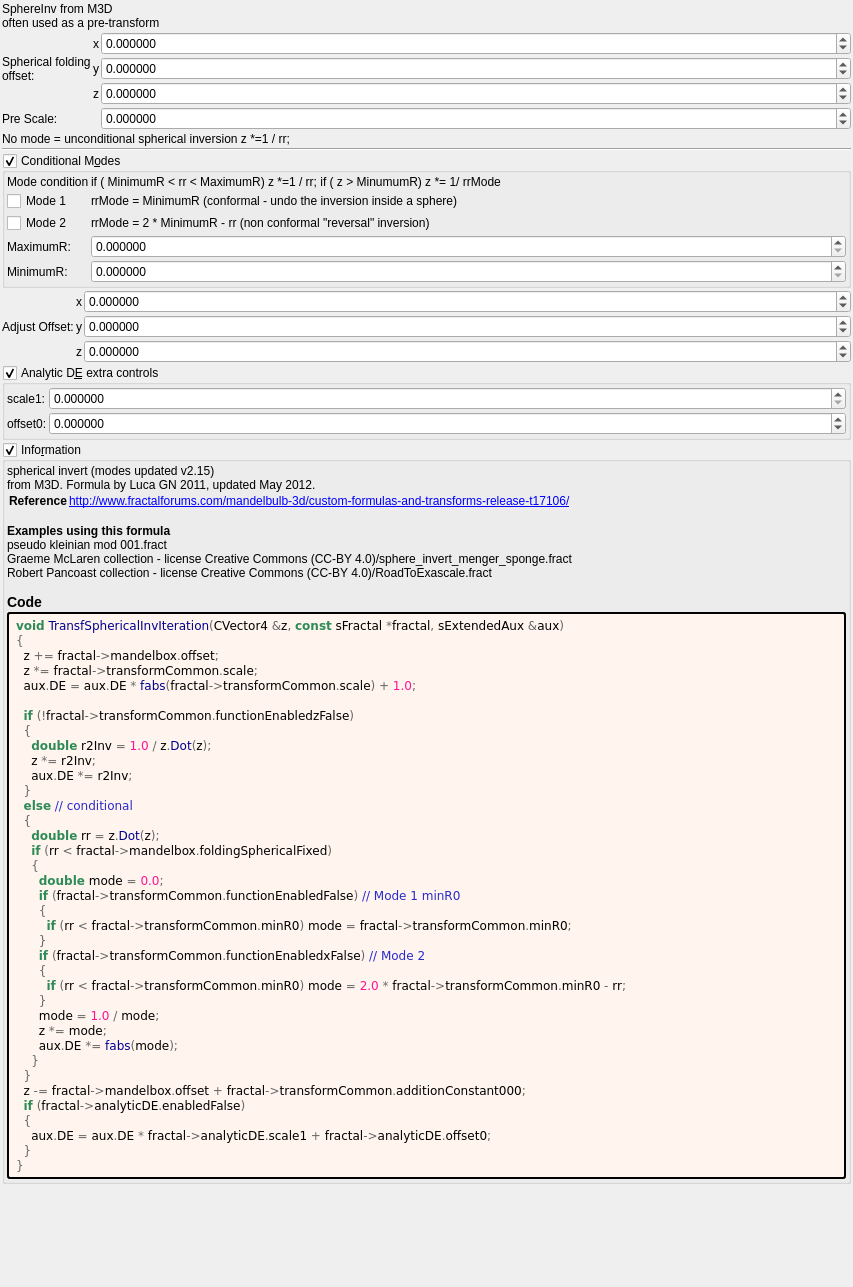
The window that mandelbulber2/formula/ui/transf_spherical_inv.ui (buddhi1980/mandelbulber2) describes before a commit, drawn with Qt 5.
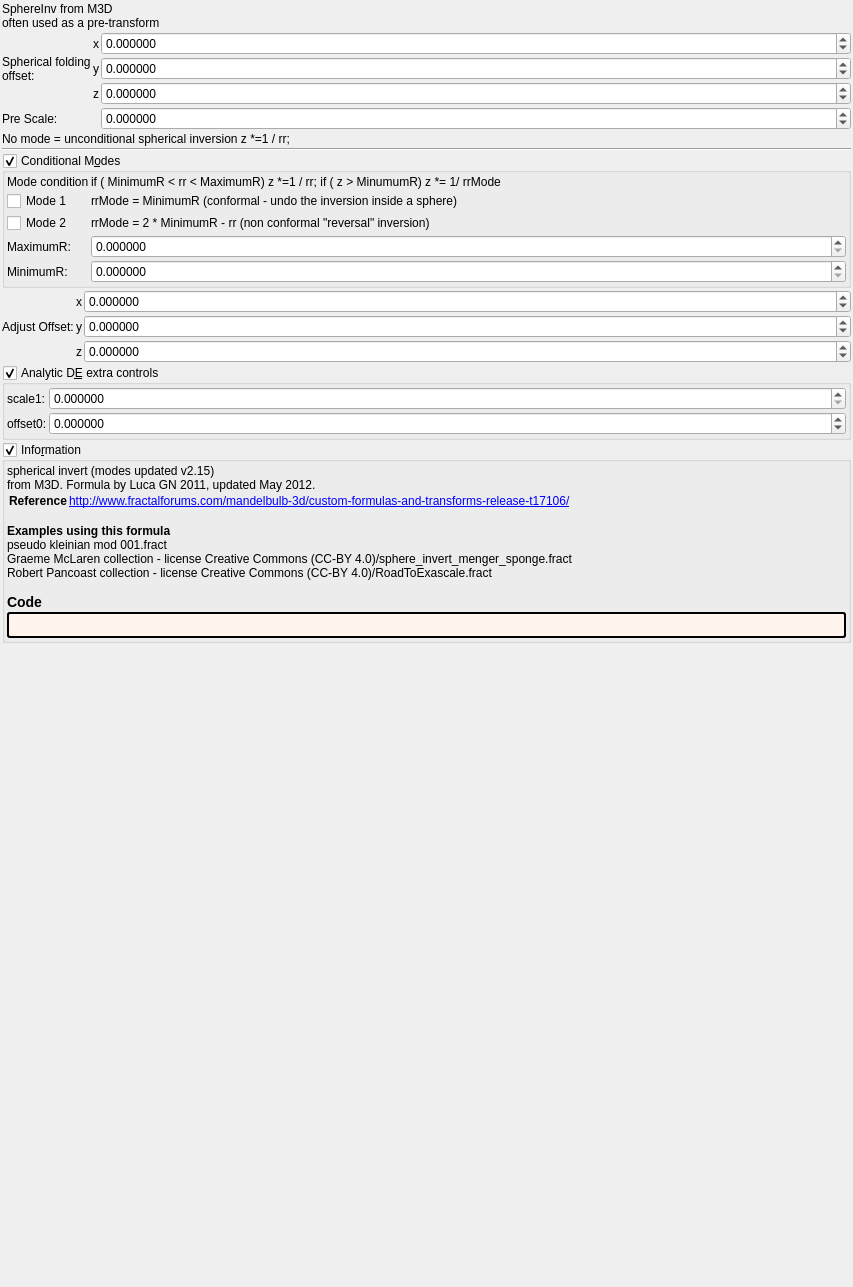
The same window after the commit. Custom widgets are drawn as their Qt base class.

```diff
--- a/mandelbulber2/formula/ui/transf_spherical_inv.ui
+++ b/mandelbulber2/formula/ui/transf_spherical_inv.ui
@@ -668,46 +668,7 @@
          <string notr="true">border-style: outset; border-width: 2px; border-radius: 3px; border-color: black; background-color: #fff5ee; padding: 4px;</string>
         </property>
         <property name="text">
-         <string notr="true">&lt;body style=&quot;background-color:#fff5ee&quot;&gt;
-&lt;pre style=&quot;color:#000000; background-color:#fff5ee;  font-family:'Courier New',monospace;&quot;&gt;&lt;span style=&quot;color:#2e8b57; font-weight:bold&quot;&gt;void&lt;/span&gt; &lt;span style=&quot;color:#00008f&quot;&gt;TransfSphericalInvIteration&lt;/span&gt;&lt;span style=&quot;color:#676767&quot;&gt;(&lt;/span&gt;CVector4 &lt;span style=&quot;color:#676767&quot;&gt;&amp;amp;&lt;/span&gt;z&lt;span style=&quot;color:#676767&quot;&gt;,&lt;/span&gt; &lt;span style=&quot;color:#2e8b57; font-weight:bold&quot;&gt;const&lt;/span&gt; sFractal &lt;span style=&quot;color:#676767&quot;&gt;*&lt;/span&gt;fractal&lt;span style=&quot;color:#676767&quot;&gt;,&lt;/span&gt; sExtendedAux &lt;span style=&quot;color:#676767&quot;&gt;&amp;amp;&lt;/span&gt;aux&lt;span style=&quot;color:#676767&quot;&gt;)&lt;/span&gt;
-&lt;span style=&quot;color:#676767&quot;&gt;{&lt;/span&gt;
-  z &lt;span style=&quot;color:#676767&quot;&gt;+=&lt;/span&gt; fractal&lt;span style=&quot;color:#676767&quot;&gt;-&amp;gt;&lt;/span&gt;mandelbox&lt;span style=&quot;color:#676767&quot;&gt;.&lt;/span&gt;offset&lt;span style=&quot;color:#676767&quot;&gt;;&lt;/span&gt;
-  z &lt;span style=&quot;color:#676767&quot;&gt;*=&lt;/span&gt; fractal&lt;span style=&quot;color:#676767&quot;&gt;-&amp;gt;&lt;/span&gt;transformCommon&lt;span style=&quot;color:#676767&quot;&gt;.&lt;/span&gt;scale&lt;span style=&quot;color:#676767&quot;&gt;;&lt;/span&gt;
-  aux&lt;span style=&quot;color:#676767&quot;&gt;.&lt;/span&gt;DE &lt;span style=&quot;color:#676767&quot;&gt;=&lt;/span&gt; aux&lt;span style=&quot;color:#676767&quot;&gt;.&lt;/span&gt;DE &lt;span style=&quot;color:#676767&quot;&gt;*&lt;/span&gt; &lt;span style=&quot;color:#00008f&quot;&gt;fabs&lt;/span&gt;&lt;span style=&quot;color:#676767&quot;&gt;(&lt;/span&gt;fractal&lt;span style=&quot;color:#676767&quot;&gt;-&amp;gt;&lt;/span&gt;transformCommon&lt;span style=&quot;color:#676767&quot;&gt;.&lt;/span&gt;scale&lt;span style=&quot;color:#676767&quot;&gt;) +&lt;/span&gt; &lt;span style=&quot;color:#ff1493&quot;&gt;1.0&lt;/span&gt;&lt;span style=&quot;color:#676767&quot;&gt;;&lt;/span&gt;
-
-  &lt;span style=&quot;color:#2e8b57; font-weight:bold&quot;&gt;if&lt;/span&gt; &lt;span style=&quot;color:#676767&quot;&gt;(!&lt;/span&gt;fractal&lt;span style=&quot;color:#676767&quot;&gt;-&amp;gt;&lt;/span&gt;transformCommon&lt;span style=&quot;color:#676767&quot;&gt;.&lt;/span&gt;functionEnabledzFalse&lt;span style=&quot;color:#676767&quot;&gt;)&lt;/span&gt;
-  &lt;span style=&quot;color:#676767&quot;&gt;{&lt;/span&gt;
-    &lt;span style=&quot;color:#2e8b57; font-weight:bold&quot;&gt;double&lt;/span&gt; r2Inv &lt;span style=&quot;color:#676767&quot;&gt;=&lt;/span&gt; &lt;span style=&quot;color:#ff1493&quot;&gt;1.0&lt;/span&gt; &lt;span style=&quot;color:#676767&quot;&gt;/&lt;/span&gt; z&lt;span style=&quot;color:#676767&quot;&gt;.&lt;/span&gt;&lt;span style=&quot;color:#00008f&quot;&gt;Dot&lt;/span&gt;&lt;span style=&quot;color:#676767&quot;&gt;(&lt;/span&gt;z&lt;span style=&quot;color:#676767&quot;&gt;);&lt;/span&gt;
-    z &lt;span style=&quot;color:#676767&quot;&gt;*=&lt;/span&gt; r2Inv&lt;span style=&quot;color:#676767&quot;&gt;;&lt;/span&gt;
-    aux&lt;span style=&quot;color:#676767&quot;&gt;.&lt;/span&gt;DE &lt;span style=&quot;color:#676767&quot;&gt;*=&lt;/span&gt; r2Inv&lt;span style=&quot;color:#676767&quot;&gt;;&lt;/span&gt;
-  &lt;span style=&quot;color:#676767&quot;&gt;}&lt;/span&gt;
-  &lt;span style=&quot;color:#2e8b57; font-weight:bold&quot;&gt;else&lt;/span&gt; &lt;span style=&quot;color:#2929cc&quot;&gt;// conditional&lt;/span&gt;
-  &lt;span style=&quot;color:#676767&quot;&gt;{&lt;/span&gt;
-    &lt;span style=&quot;color:#2e8b57; font-weight:bold&quot;&gt;double&lt;/span&gt; rr &lt;span style=&quot;color:#676767&quot;&gt;=&lt;/span&gt; z&lt;span style=&quot;color:#676767&quot;&gt;.&lt;/span&gt;&lt;span style=&quot;color:#00008f&quot;&gt;Dot&lt;/span&gt;&lt;span style=&quot;color:#676767&quot;&gt;(&lt;/span&gt;z&lt;span style=&quot;color:#676767&quot;&gt;);&lt;/span&gt;
-    &lt;span style=&quot;color:#2e8b57; font-weight:bold&quot;&gt;if&lt;/span&gt; &lt;span style=&quot;color:#676767&quot;&gt;(&lt;/span&gt;rr &lt;span style=&quot;color:#676767&quot;&gt;&amp;lt;&lt;/span&gt; fractal&lt;span style=&quot;color:#676767&quot;&gt;-&amp;gt;&lt;/span&gt;mandelbox&lt;span style=&quot;color:#676767&quot;&gt;.&lt;/span&gt;foldingSphericalFixed&lt;span style=&quot;color:#676767&quot;&gt;)&lt;/span&gt;
-    &lt;span style=&quot;color:#676767&quot;&gt;{&lt;/span&gt;
-      &lt;span style=&quot;color:#2e8b57; font-weight:bold&quot;&gt;double&lt;/span&gt; mode &lt;span style=&quot;color:#676767&quot;&gt;=&lt;/span&gt; &lt;span style=&quot;color:#ff1493&quot;&gt;0.0&lt;/span&gt;&lt;span style=&quot;color:#676767&quot;&gt;;&lt;/span&gt;
-      &lt;span style=&quot;color:#2e8b57; font-weight:bold&quot;&gt;if&lt;/span&gt; &lt;span style=&quot;color:#676767&quot;&gt;(&lt;/span&gt;fractal&lt;span style=&quot;color:#676767&quot;&gt;-&amp;gt;&lt;/span&gt;transformCommon&lt;span style=&quot;color:#676767&quot;&gt;.&lt;/span&gt;functionEnabledFalse&lt;span style=&quot;color:#676767&quot;&gt;)&lt;/span&gt; &lt;span style=&quot;color:#2929cc&quot;&gt;// Mode 1 minR0&lt;/span&gt;
-      &lt;span style=&quot;color:#676767&quot;&gt;{&lt;/span&gt;
-        &lt;span style=&quot;color:#2e8b57; font-weight:bold&quot;&gt;if&lt;/span&gt; &lt;span style=&quot;color:#676767&quot;&gt;(&lt;/span&gt;rr &lt;span style=&quot;color:#676767&quot;&gt;&amp;lt;&lt;/span&gt; fractal&lt;span style=&quot;color:#676767&quot;&gt;-&amp;gt;&lt;/span&gt;transformCommon&lt;span style=&quot;color:#676767&quot;&gt;.&lt;/span&gt;minR0&lt;span style=&quot;color:#676767&quot;&gt;)&lt;/span&gt; mode &lt;span style=&quot;color:#676767&quot;&gt;=&lt;/span&gt; fractal&lt;span style=&quot;color:#676767&quot;&gt;-&amp;gt;&lt;/span&gt;transformCommon&lt;span style=&quot;color:#676767&quot;&gt;.&lt;/span&gt;minR0&lt;span style=&quot;color:#676767&quot;&gt;;&lt;/span&gt;
-      &lt;span style=&quot;color:#676767&quot;&gt;}&lt;/span&gt;
-      &lt;span style=&quot;color:#2e8b57; font-weight:bold&quot;&gt;if&lt;/span&gt; &lt;span style=&quot;color:#676767&quot;&gt;(&lt;/span&gt;fractal&lt;span style=&quot;color:#676767&quot;&gt;-&amp;gt;&lt;/span&gt;transformCommon&lt;span style=&quot;color:#676767&quot;&gt;.&lt;/span&gt;functionEnabledxFalse&lt;span style=&quot;color:#676767&quot;&gt;)&lt;/span&gt; &lt;span style=&quot;color:#2929cc&quot;&gt;// Mode 2&lt;/span&gt;
-      &lt;span style=&quot;color:#676767&quot;&gt;{&lt;/span&gt;
-        &lt;span style=&quot;color:#2e8b57; font-weight:bold&quot;&gt;if&lt;/span&gt; &lt;span style=&quot;color:#676767&quot;&gt;(&lt;/span&gt;rr &lt;span style=&quot;color:#676767&quot;&gt;&amp;lt;&lt;/span&gt; fractal&lt;span style=&quot;color:#676767&quot;&gt;-&amp;gt;&lt;/span&gt;transformCommon&lt;span style=&quot;color:#676767&quot;&gt;.&lt;/span&gt;minR0&lt;span style=&quot;color:#676767&quot;&gt;)&lt;/span&gt; mode &lt;span style=&quot;color:#676767&quot;&gt;=&lt;/span&gt; &lt;span style=&quot;color:#ff1493&quot;&gt;2.0&lt;/span&gt; &lt;span style=&quot;color:#676767&quot;&gt;*&lt;/span&gt; fractal&lt;span style=&quot;color:#676767&quot;&gt;-&amp;gt;&lt;/span&gt;transformCommon&lt;span style=&quot;color:#676767&quot;&gt;.&lt;/span&gt;minR0 &lt;span style=&quot;color:#676767&quot;&gt;-&lt;/span&gt; rr&lt;span style=&quot;color:#676767&quot;&gt;;&lt;/span&gt;
-      &lt;span style=&quot;color:#676767&quot;&gt;}&lt;/span&gt;
-      mode &lt;span style=&quot;color:#676767&quot;&gt;=&lt;/span&gt; &lt;span style=&quot;color:#ff1493&quot;&gt;1.0&lt;/span&gt; &lt;span style=&quot;color:#676767&quot;&gt;/&lt;/span&gt; mode&lt;span style=&quot;color:#676767&quot;&gt;;&lt;/span&gt;
-      z &lt;span style=&quot;color:#676767&quot;&gt;*=&lt;/span&gt; mode&lt;span style=&quot;color:#676767&quot;&gt;;&lt;/span&gt;
-      aux&lt;span style=&quot;color:#676767&quot;&gt;.&lt;/span&gt;DE &lt;span style=&quot;color:#676767&quot;&gt;*=&lt;/span&gt; &lt;span style=&quot;color:#00008f&quot;&gt;fabs&lt;/span&gt;&lt;span style=&quot;color:#676767&quot;&gt;(&lt;/span&gt;mode&lt;span style=&quot;color:#676767&quot;&gt;);&lt;/span&gt;
-    &lt;span style=&quot;color:#676767&quot;&gt;}&lt;/span&gt;
-  &lt;span style=&quot;color:#676767&quot;&gt;}&lt;/span&gt;
-  z &lt;span style=&quot;color:#676767&quot;&gt;-=&lt;/span&gt; fractal&lt;span style=&quot;color:#676767&quot;&gt;-&amp;gt;&lt;/span&gt;mandelbox&lt;span style=&quot;color:#676767&quot;&gt;.&lt;/span&gt;offset &lt;span style=&quot;color:#676767&quot;&gt;+&lt;/span&gt; fractal&lt;span style=&quot;color:#676767&quot;&gt;-&amp;gt;&lt;/span&gt;transformCommon&lt;span style=&quot;color:#676767&quot;&gt;.&lt;/span&gt;additionConstant000&lt;span style=&quot;color:#676767&quot;&gt;;&lt;/span&gt;
-  &lt;span style=&quot;color:#2e8b57; font-weight:bold&quot;&gt;if&lt;/span&gt; &lt;span style=&quot;color:#676767&quot;&gt;(&lt;/span&gt;fractal&lt;span style=&quot;color:#676767&quot;&gt;-&amp;gt;&lt;/span&gt;analyticDE&lt;span style=&quot;color:#676767&quot;&gt;.&lt;/span&gt;enabledFalse&lt;span style=&quot;color:#676767&quot;&gt;)&lt;/span&gt;
-  &lt;span style=&quot;color:#676767&quot;&gt;{&lt;/span&gt;
-    aux&lt;span style=&quot;color:#676767&quot;&gt;.&lt;/span&gt;DE &lt;span style=&quot;color:#676767&quot;&gt;=&lt;/span&gt; aux&lt;span style=&quot;color:#676767&quot;&gt;.&lt;/span&gt;DE &lt;span style=&quot;color:#676767&quot;&gt;*&lt;/span&gt; fractal&lt;span style=&quot;color:#676767&quot;&gt;-&amp;gt;&lt;/span&gt;analyticDE&lt;span style=&quot;color:#676767&quot;&gt;.&lt;/span&gt;scale1 &lt;span style=&quot;color:#676767&quot;&gt;+&lt;/span&gt; fractal&lt;span style=&quot;color:#676767&quot;&gt;-&amp;gt;&lt;/span&gt;analyticDE&lt;span style=&quot;color:#676767&quot;&gt;.&lt;/span&gt;offset0&lt;span style=&quot;color:#676767&quot;&gt;;&lt;/span&gt;
-  &lt;span style=&quot;color:#676767&quot;&gt;}&lt;/span&gt;
-&lt;span style=&quot;color:#676767&quot;&gt;}&lt;/span&gt;
-&lt;/pre&gt;
-&lt;/body&gt;</string>
+         <string notr="true"></string>
         </property>
         <property name="wordWrap">
          <bool>true</bool>
```
